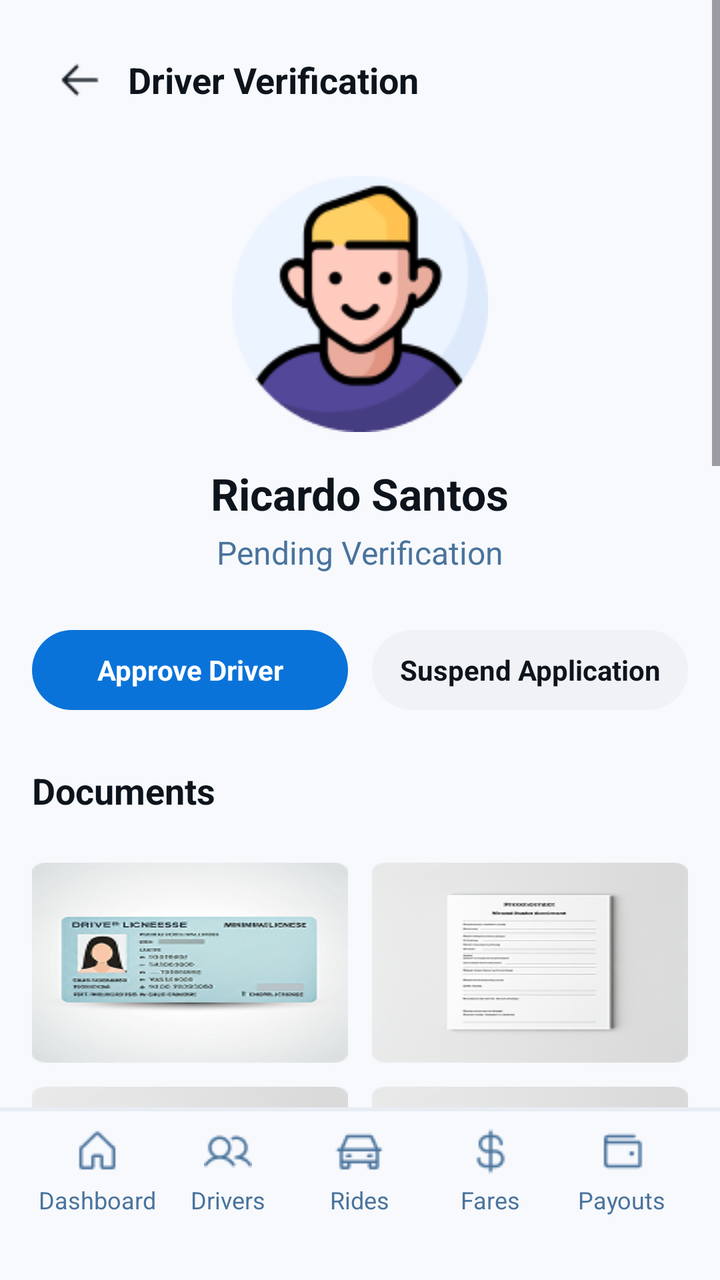
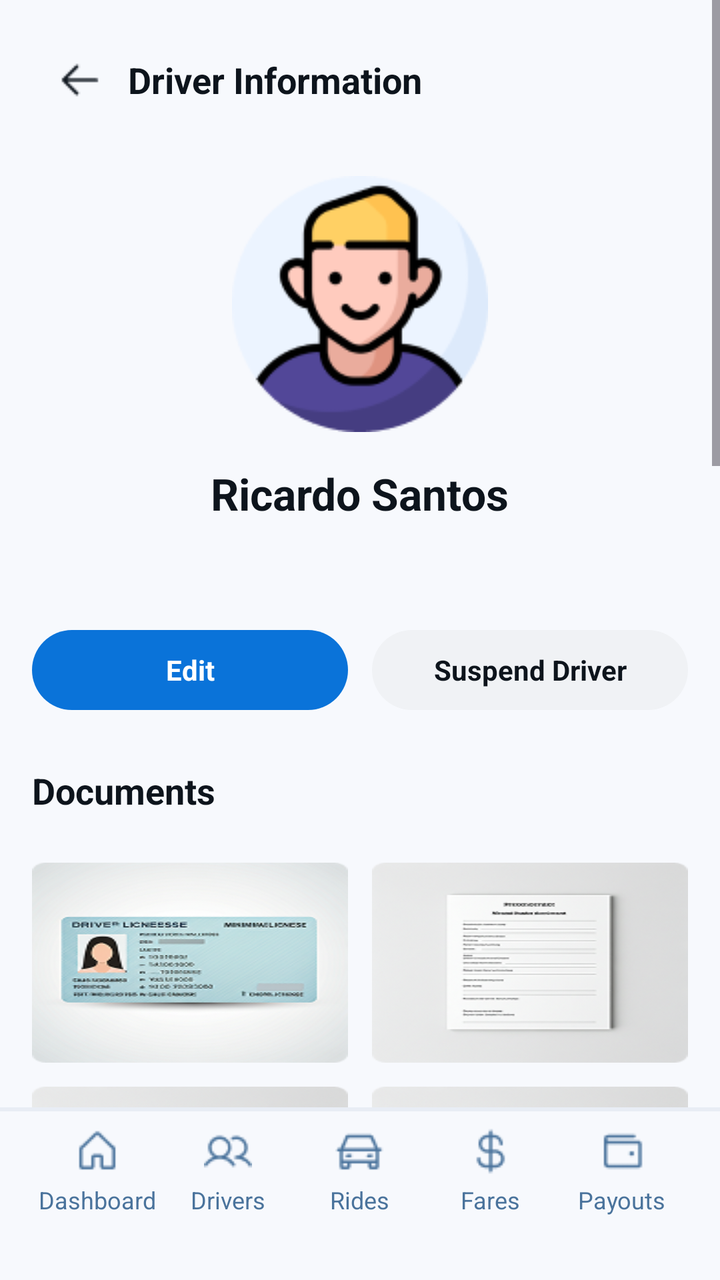

Before-and-after screenshots of an Android layout around one commit, followed by the original layout XML and the change that was made.
<!-- AndroidManifest.xml: application theme Theme.Tricycle_app -->
<!-- res/layout/admindriververification.xml -->
<?xml version="1.0" encoding="utf-8"?>
<LinearLayout xmlns:android="http://schemas.android.com/apk/res/android"
    android:layout_width="match_parent"
    android:layout_height="match_parent"
    android:orientation="vertical"
    android:background="#F7F9FD">

    <ScrollView
        android:layout_width="match_parent"
        android:layout_height="0dp"
        android:layout_weight="1"
        android:fillViewport="true">

        <LinearLayout
            android:layout_width="match_parent"
            android:layout_height="wrap_content"
            android:orientation="vertical"
            android:paddingBottom="40dp">

            <LinearLayout
                android:layout_width="match_parent"
                android:layout_height="wrap_content"
                android:orientation="horizontal"
                android:gravity="center_vertical"
                android:paddingTop="16dp"
                android:paddingBottom="8dp"
                android:paddingStart="16dp"
                android:paddingEnd="16dp">

                <LinearLayout
                    android:id="@+id/btnBack"
                    android:layout_width="48dp"
                    android:layout_height="48dp"
                    android:gravity="center"
                    android:clickable="true"
                    android:focusable="true">
                    <View
                        android:layout_width="24dp"
                        android:layout_height="24dp"
                        android:background="@drawable/arrow" />
                </LinearLayout>

                <TextView
                    android:layout_width="wrap_content"
                    android:layout_height="wrap_content"
                    android:text="Driver Verification"
                    android:textSize="18sp"
                    android:textStyle="bold"
                    android:textColor="#0D141C"
                    android:paddingEnd="48dp"/>
            </LinearLayout>

            <LinearLayout
                android:layout_width="match_parent"
                android:layout_height="wrap_content"
                android:orientation="vertical"
                android:gravity="center_horizontal"
                android:padding="16dp">

                <View
                    android:layout_width="128dp"
                    android:layout_height="128dp"
                    android:layout_marginBottom="16dp"
                    android:background="@drawable/person" />

                <TextView
                    android:layout_width="wrap_content"
                    android:layout_height="wrap_content"
                    android:text="Ricardo Santos"
                    android:textSize="22sp"
                    android:textStyle="bold"
                    android:textColor="#0D141C"
                    android:layout_marginBottom="4dp"/>

                <TextView
                    android:layout_width="wrap_content"
                    android:layout_height="wrap_content"
                    android:text="Pending Verification"
                    android:textSize="16sp"
                    android:textColor="#4A739C"/>
            </LinearLayout>

            <LinearLayout
                android:layout_width="match_parent"
                android:layout_height="wrap_content"
                android:orientation="horizontal"
                android:paddingStart="16dp"
                android:paddingEnd="16dp"
                android:paddingTop="12dp"
                android:paddingBottom="12dp">

                <TextView
                    android:id="@+id/btnApprove"
                    android:layout_width="0dp"
                    android:layout_weight="1"
                    android:layout_height="40dp"
                    android:background="@drawable/bg_pill_blue"
                    android:gravity="center"
                    android:text="Approve Driver"
                    android:textColor="#FFFFFF"
                    android:textStyle="bold"
                    android:textSize="14sp"
                    android:clickable="true"
                    android:focusable="true"
                    android:layout_marginEnd="12dp"/>

                <TextView
                    android:id="@+id/btnSuspend"
                    android:layout_width="0dp"
                    android:layout_weight="1"
                    android:layout_height="40dp"
                    android:background="@drawable/bg_pill_grey"
                    android:gravity="center"
                    android:text="Suspend Application"
                    android:textColor="#0D141C"
                    android:textStyle="bold"
                    android:textSize="14sp"
                    android:clickable="true"
                    android:focusable="true"/>
            </LinearLayout>

            <TextView
                android:layout_width="match_parent"
                android:layout_height="wrap_content"
                android:text="Documents"
                android:textSize="18sp"
                android:textStyle="bold"
                android:textColor="#0D141C"
                android:paddingStart="16dp"
                android:paddingTop="16dp"
                android:paddingBottom="8dp"/>

            <LinearLayout
                android:layout_width="match_parent"
                android:layout_height="298dp"
                android:orientation="vertical"
                android:padding="16dp">

                <LinearLayout
                    android:layout_width="match_parent"
                    android:layout_height="100dp"
                    android:layout_marginBottom="12dp"
                    android:orientation="horizontal">

                    <View
                        android:layout_width="0dp"
                        android:layout_height="match_parent"
                        android:layout_marginEnd="12dp"
                        android:layout_weight="1"
                        android:background="@drawable/passport" />

                    <View
                        android:layout_width="0dp"
                        android:layout_height="match_parent"
                        android:layout_weight="1"
                        android:background="@drawable/doc" />
                </LinearLayout>

                <LinearLayout
                    android:layout_width="match_parent"
                    android:layout_height="100dp"
                    android:orientation="horizontal">

                    <View
                        android:layout_width="0dp"
                        android:layout_height="match_parent"
                        android:layout_marginEnd="12dp"
                        android:layout_weight="1"
                        android:background="@drawable/doc" />

                    <View
                        android:layout_width="0dp"
                        android:layout_height="match_parent"
                        android:layout_weight="1"
                        android:background="@drawable/doc" />
                </LinearLayout>
            </LinearLayout>

            <TextView
                android:layout_width="match_parent"
                android:layout_height="wrap_content"
                android:text="Personal Information"
                android:textSize="18sp"
                android:textStyle="bold"
                android:textColor="#0D141C"
                android:paddingStart="16dp"
                android:paddingTop="16dp"
                android:paddingBottom="8dp"/>

            <LinearLayout
                android:layout_width="match_parent"
                android:layout_height="wrap_content"
                android:orientation="vertical"
                android:paddingStart="16dp"
                android:paddingEnd="16dp">

                <LinearLayout
                    android:layout_width="match_parent"
                    android:layout_height="wrap_content"
                    android:orientation="vertical"
                    android:paddingTop="12dp"
                    android:paddingBottom="12dp">
                    <TextView
                        android:layout_width="wrap_content"
                        android:layout_height="wrap_content"
                        android:text="Name"
                        android:textSize="16sp"
                        android:textStyle="bold"
                        android:textColor="#0D141C"
                        android:paddingBottom="8dp"/>

                    <LinearLayout
                        android:layout_width="match_parent"
                        android:layout_height="wrap_content"
                        android:background="@drawable/bg_rounded_border"
                        android:padding="15dp">
                        <TextView
                            android:layout_width="wrap_content"
                            android:layout_height="wrap_content"
                            android:text="Ricardo Santos"
                            android:textSize="14sp"
                            android:textColor="#0D141C"/>
                    </LinearLayout>
                </LinearLayout>

                <LinearLayout
                    android:layout_width="match_parent"
                    android:layout_height="wrap_content"
                    android:orientation="vertical"
                    android:paddingTop="12dp"
                    android:paddingBottom="12dp">
                    <TextView
                        android:layout_width="wrap_content"
                        android:layout_height="wrap_content"
                        android:text="Phone Number"
                        android:textSize="16sp"
                        android:textStyle="bold"
                        android:textColor="#0D141C"
                        android:paddingBottom="8dp"/>

                    <LinearLayout
                        android:layout_width="match_parent"
                        android:layout_height="wrap_content"
                        android:background="@drawable/bg_rounded_border"
                        android:padding="15dp">
                        <TextView
                            android:layout_width="wrap_content"
                            android:layout_height="wrap_content"
                            android:text="097878432888"
                            android:textSize="14sp"
                            android:textColor="#000000"/>
                    </LinearLayout>
                </LinearLayout>

                <LinearLayout
                    android:layout_width="match_parent"
                    android:layout_height="wrap_content"
                    android:orientation="vertical"
                    android:paddingTop="12dp"
                    android:paddingBottom="12dp">
                    <TextView
                        android:layout_width="wrap_content"
                        android:layout_height="wrap_content"
                        android:text="Email"
                        android:textSize="16sp"
                        android:textStyle="bold"
                        android:textColor="#0D141C"
                        android:paddingBottom="8dp"/>

                    <LinearLayout
                        android:layout_width="match_parent"
                        android:layout_height="wrap_content"
                        android:background="@drawable/bg_rounded_border"
                        android:padding="15dp">
                        <TextView
                            android:layout_width="wrap_content"
                            android:layout_height="wrap_content"
                            android:text="RicardoSantos@gmail.com"
                            android:textSize="14sp"
                            android:textColor="#0D141C"/>
                    </LinearLayout>
                </LinearLayout>

                <LinearLayout
                    android:layout_width="match_parent"
                    android:layout_height="wrap_content"
                    android:orientation="vertical"
                    android:paddingTop="12dp"
                    android:paddingBottom="12dp">
                    <TextView
                        android:layout_width="wrap_content"
                        android:layout_height="wrap_content"
                        android:text="Address"
                        android:textSize="16sp"
                        android:textStyle="bold"
                        android:textColor="#0D141C"
                        android:paddingBottom="8dp"/>

                    <LinearLayout
                        android:layout_width="match_parent"
                        android:layout_height="wrap_content"
                        android:background="@drawable/bg_rounded_border"
                        android:padding="15dp">
                        <TextView
                            android:layout_width="wrap_content"
                            android:layout_height="wrap_content"
                            android:text="Valencia Bukidnon"
                            android:textSize="14sp"
                            android:textColor="#0D141C"/>
                    </LinearLayout>
                </LinearLayout>

                <LinearLayout
                    android:layout_width="match_parent"
                    android:layout_height="wrap_content"
                    android:orientation="vertical"
                    android:paddingTop="12dp"
                    android:paddingBottom="12dp">
                    <TextView
                        android:layout_width="wrap_content"
                        android:layout_height="wrap_content"
                        android:text="Tricycle Plate Number"
                        android:textSize="16sp"
                        android:textStyle="bold"
                        android:textColor="#0D141C"
                        android:paddingBottom="8dp"/>

                    <LinearLayout
                        android:layout_width="match_parent"
                        android:layout_height="wrap_content"
                        android:background="@drawable/bg_rounded_border"
                        android:padding="15dp">
                        <TextView
                            android:layout_width="wrap_content"
                            android:layout_height="wrap_content"
                            android:text="654256"
                            android:textSize="14sp"
                            android:textColor="#000000"/>
                    </LinearLayout>
                </LinearLayout>

            </LinearLayout>

        </LinearLayout>
    </ScrollView>

    <LinearLayout
        android:layout_width="match_parent"
        android:layout_height="wrap_content"
        android:orientation="vertical">

        <View
            android:layout_width="match_parent"
            android:layout_height="1dp"
            android:background="#E8EDF5"/>

    </LinearLayout>

    <include layout="@layout/adminnavbar" />

</LinearLayout>
<!-- res/layout/adminnavbar.xml (included above) -->
<?xml version="1.0" encoding="utf-8"?>
<LinearLayout xmlns:android="http://schemas.android.com/apk/res/android"
    android:layout_width="match_parent"
    android:layout_height="wrap_content"
    android:orientation="vertical">

    <View
        android:layout_width="match_parent"
        android:layout_height="1dp"
        android:background="#E8EDF5"/>

    <LinearLayout
        android:layout_width="match_parent"
        android:layout_height="wrap_content"
        android:orientation="horizontal"
        android:background="#F7F9FD"
        android:paddingTop="8dp"
        android:paddingBottom="12dp"
        android:paddingStart="16dp"
        android:paddingEnd="16dp">

        <LinearLayout
            android:id="@+id/nav_dashboard"
            android:layout_width="0dp"
            android:layout_height="wrap_content"
            android:layout_weight="1"
            android:orientation="vertical"
            android:gravity="center"
            android:clickable="true"
            android:focusable="true">

            <View
                android:layout_width="24dp"
                android:layout_height="24dp"
                android:background="@drawable/home" />

            <TextView
                android:layout_width="wrap_content"
                android:layout_height="wrap_content"
                android:text="Dashboard"
                android:textSize="12sp"
                android:textColor="#4A739C"
                android:layout_marginTop="4dp"/>
        </LinearLayout>

        <LinearLayout
            android:id="@+id/nav_drivers"
            android:layout_width="0dp"
            android:layout_height="wrap_content"
            android:layout_weight="1"
            android:orientation="vertical"
            android:gravity="center"
            android:clickable="true"
            android:focusable="true">

            <View
                android:layout_width="24dp"
                android:layout_height="24dp"
                android:background="@drawable/users" />

            <TextView
                android:layout_width="wrap_content"
                android:layout_height="wrap_content"
                android:text="Drivers"
                android:textSize="12sp"
                android:textColor="#4A739C"
                android:layout_marginTop="4dp"/>
        </LinearLayout>

        <LinearLayout
            android:id="@+id/nav_rides"
            android:layout_width="0dp"
            android:layout_height="wrap_content"
            android:layout_weight="1"
            android:orientation="vertical"
            android:gravity="center"
            android:clickable="true"
            android:focusable="true">

            <View
                android:layout_width="24dp"
                android:layout_height="24dp"
                android:background="@drawable/ride" />

            <TextView
                android:layout_width="wrap_content"
                android:layout_height="wrap_content"
                android:text="Rides"
                android:textSize="12sp"
                android:textColor="#4A739C"
                android:layout_marginTop="4dp"/>
        </LinearLayout>

        <LinearLayout
            android:id="@+id/nav_fares"
            android:layout_width="0dp"
            android:layout_height="wrap_content"
            android:layout_weight="1"
            android:orientation="vertical"
            android:gravity="center"
            android:clickable="true"
            android:focusable="true">

            <View
                android:layout_width="24dp"
                android:layout_height="24dp"
                android:background="@drawable/money" />

            <TextView
                android:layout_width="wrap_content"
                android:layout_height="wrap_content"
                android:text="Fares"
                android:textSize="12sp"
                android:textColor="#4A739C"
                android:layout_marginTop="4dp"/>
        </LinearLayout>

        <LinearLayout
            android:id="@+id/nav_payouts"
            android:layout_width="0dp"
            android:layout_height="wrap_content"
            android:layout_weight="1"
            android:orientation="vertical"
            android:gravity="center"
            android:clickable="true"
            android:focusable="true">

            <View
                android:layout_width="24dp"
                android:layout_height="24dp"
                android:background="@drawable/payout" />

            <TextView
                android:layout_width="wrap_content"
                android:layout_height="wrap_content"
                android:text="Payouts"
                android:textSize="12sp"
                android:textColor="#4A739C"
                android:layout_marginTop="4dp"/>
        </LinearLayout>

    </LinearLayout>

    <View
        android:layout_width="match_parent"
        android:layout_height="20dp"
        android:background="#F7F9FD"/>

</LinearLayout>
<!-- resources referenced by this layout -->
<resources>
  <!-- drawable arrow: png bitmap (drawable, 284 bytes) -->
  <!-- drawable bg_pill_blue (drawable) -->
  <?xml version="1.0" encoding="utf-8"?>
  <shape xmlns:android="http://schemas.android.com/apk/res/android"
      android:shape="rectangle">
      <solid android:color="#0A73D9" /> <corners android:radius="100dp" /> </shape>
  <!-- drawable bg_pill_grey (drawable) -->
  <?xml version="1.0" encoding="utf-8"?>
  <shape xmlns:android="http://schemas.android.com/apk/res/android"
      android:shape="rectangle">
      <solid android:color="#F0F2F5" /> <corners android:radius="100dp" />
  </shape>
  <!-- drawable bg_rounded_border (drawable) -->
  <?xml version="1.0" encoding="utf-8"?>
  <shape xmlns:android="http://schemas.android.com/apk/res/android"
      android:shape="rectangle">
  
      <solid android:color="#FFFFFF"/>
  
      <corners android:radius="8dp"/>
  
      <stroke
          android:width="1dp"
          android:color="#DBE0E6"/>
  
  </shape>
  <!-- drawable doc: png bitmap (drawable, 36227 bytes) -->
  <!-- drawable home: png bitmap (drawable, 468 bytes) -->
  <!-- drawable money: png bitmap (drawable, 640 bytes) -->
  <!-- drawable passport: png bitmap (drawable, 53050 bytes) -->
  <!-- drawable payout: png bitmap (drawable, 415 bytes) -->
  <!-- drawable person: png bitmap (drawable, 9181 bytes) -->
  <!-- drawable ride: png bitmap (drawable, 550 bytes) -->
  <!-- drawable users: png bitmap (drawable, 770 bytes) -->
  <style name="Theme.Tricycle_app" parent="Base.Theme.Tricycle_app" />
  <style name="Base.Theme.Tricycle_app" parent="Theme.Material3.DayNight.NoActionBar">
          
          
      </style>
</resources>

<!-- the commit's change to res/layout/admindriververification.xml (unified diff, before → after) -->
@@ -43,7 +43,7 @@
                 <TextView
                     android:layout_width="wrap_content"
                     android:layout_height="wrap_content"
-                    android:text="Driver Verification"
+                    android:text="Driver Information"
                     android:textSize="18sp"
                     android:textStyle="bold"
                     android:textColor="#0D141C"
@@ -75,7 +75,7 @@
                 <TextView
                     android:layout_width="wrap_content"
                     android:layout_height="wrap_content"
-                    android:text="Pending Verification"
+                    android:text=""
                     android:textSize="16sp"
                     android:textColor="#4A739C"/>
             </LinearLayout>
@@ -96,7 +96,7 @@
                     android:layout_height="40dp"
                     android:background="@drawable/bg_pill_blue"
                     android:gravity="center"
-                    android:text="Approve Driver"
+                    android:text="Edit"
                     android:textColor="#FFFFFF"
                     android:textStyle="bold"
                     android:textSize="14sp"
@@ -111,7 +111,7 @@
                     android:layout_height="40dp"
                     android:background="@drawable/bg_pill_grey"
                     android:gravity="center"
-                    android:text="Suspend Application"
+                    android:text="Suspend Driver"
                     android:textColor="#0D141C"
                     android:textStyle="bold"
                     android:textSize="14sp"
